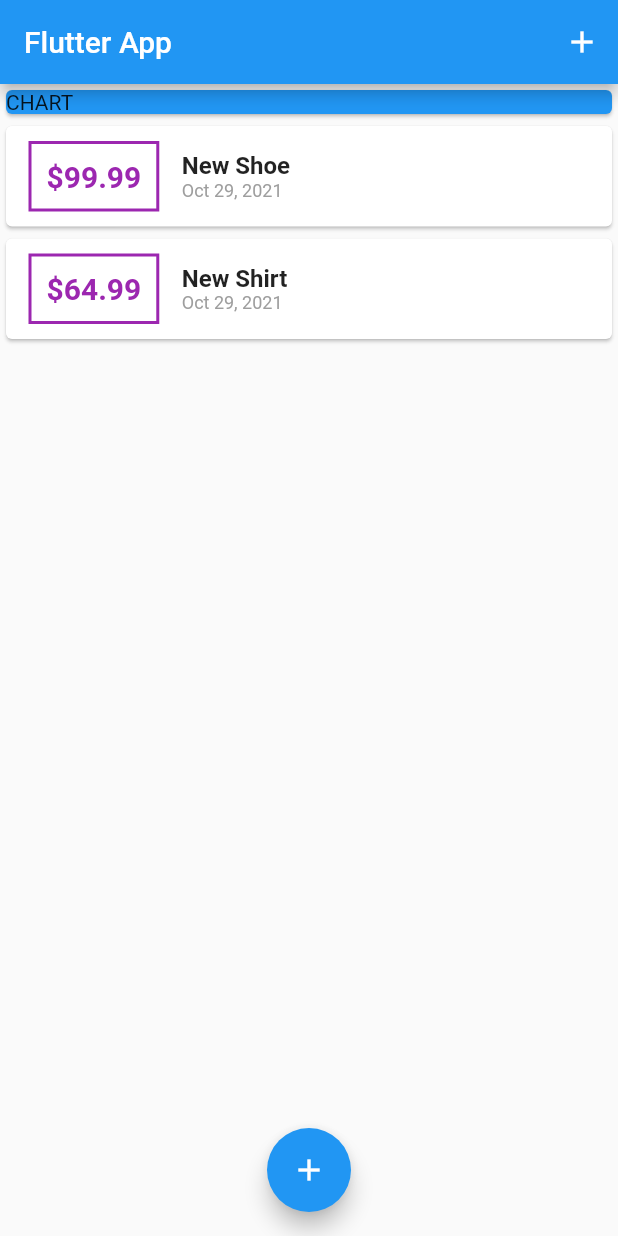
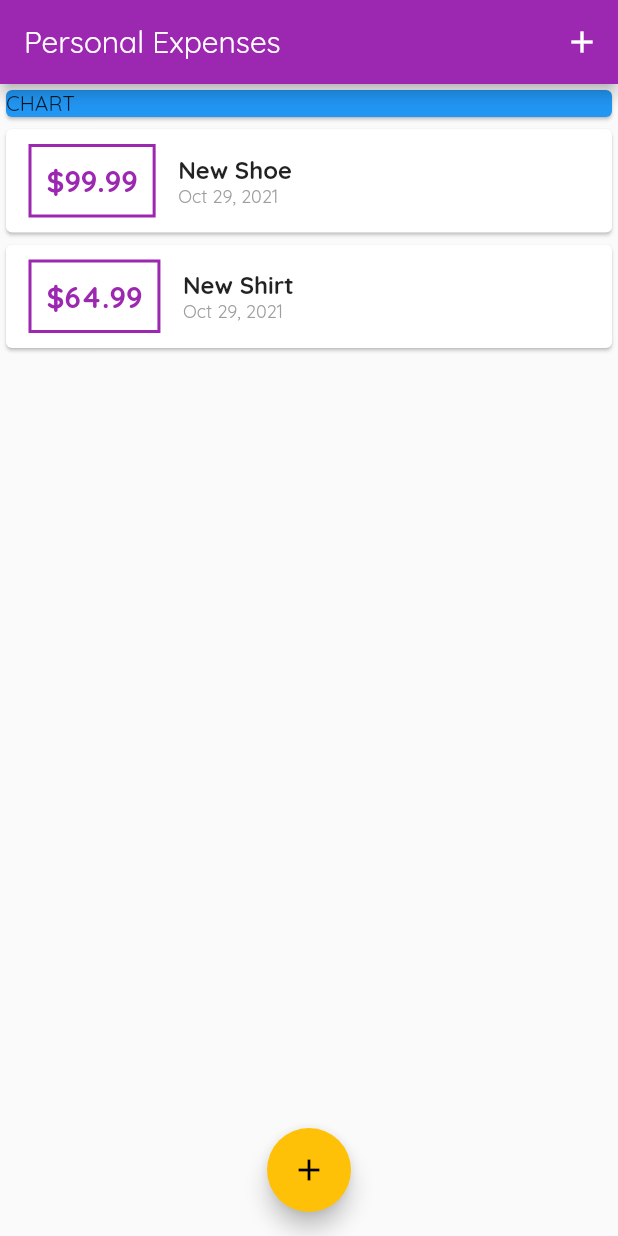
Before and after one commit to Samitti/Flutter-Expence-Planner, a Flutter app: the screen it shows after launch, on a phone screen of 412 x 824 dp. Run offline on Flutter 3.47's test engine with Material 2 defaults, Android fonts, the phone set to English and light mode, and no system bars.

```diff
--- a/lib/main.dart
+++ b/lib/main.dart
@@ -3,10 +3,6 @@ import 'package:flutter/material.dart';
 import './widgets/new_transactions.dart';
 import '../models/transaction.dart';
 import './widgets/transaction_list.dart';
-
-// import './widgets/transaction_list.dart';
-// import './widgets/new_transactions.dart';
-// import '../models/transaction.dart';
 
 void main() {
   runApp(MyApp());
@@ -16,7 +12,12 @@ class MyApp extends StatelessWidget {
   @override
   Widget build(BuildContext context) {
     return MaterialApp(
-      title: 'Flutter App',
+      title: 'Personal Expences',
+      theme: ThemeData(
+        primarySwatch: Colors.purple,
+        accentColor: Colors.amber,
+        fontFamily: 'QuickSand',
+      ),
       home: MyHomePage(),
     );
   }
@@ -64,7 +65,7 @@ class _MyHomePageState extends State<MyHomePage> {
   Widget build(BuildContext context) {
     return Scaffold(
       appBar: AppBar(
-        title: Text('Flutter App'),
+        title: Text('Personal Expenses'),
         actions: <Widget>[
           IconButton(
             onPressed: () => _startAddNewTransaction(context),
--- a/lib/widgets/transaction_list.dart
+++ b/lib/widgets/transaction_list.dart
@@ -23,7 +23,7 @@ class TransactionList extends StatelessWidget {
                 ),
                 decoration: BoxDecoration(
                     border: Border.all(
-                  color: Colors.purple,
+                  color: Theme.of(context).primaryColor,
                   width: 2,
                 )),
                 padding: EdgeInsets.all(10),
@@ -32,7 +32,7 @@ class TransactionList extends StatelessWidget {
                   style: TextStyle(
                     fontWeight: FontWeight.bold,
                     fontSize: 20,
-                    color: Colors.purple,
+                    color: Theme.of(context).primaryColor,
                   ),
                 ),
               ),
```
Also changed, not shown: pubspec.yaml (+11 -6 lines), assets/fonts/OpenSans-Bold.ttf (added), assets/fonts/OpenSans-Regular.ttf (added), assets/fonts/Quicksand-Bold.ttf (added), assets/fonts/Quicksand-Light.ttf (added), assets/fonts/Quicksand-Medium.ttf (added), assets/fonts/Quicksand-Regular.ttf (added).
